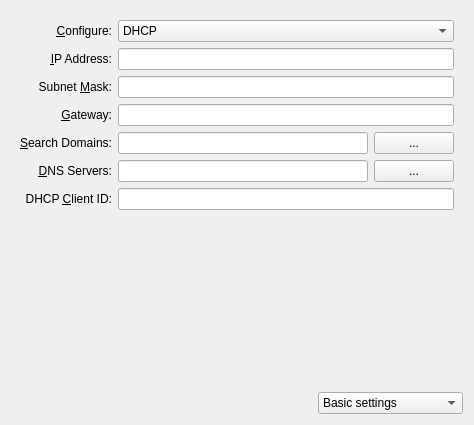
Before: the Qt Designer form libs/ui/ipv4.ui in KDE/networkmanagement, drawn with Qt 5.
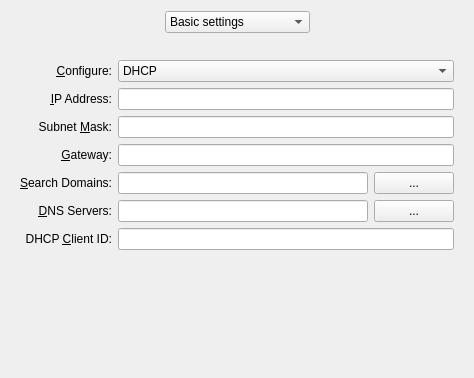
After: the same form once the commit is applied. Custom widgets are drawn as their Qt base class.

Commit message:
Moved tab-like comboboxes to the top of widgets
(Actually the security one should not be like that: it's not tab-like)

```diff
--- a/libs/ui/ipv4.ui
+++ b/libs/ui/ipv4.ui
@@ -7,7 +7,7 @@
     <x>0</x>
     <y>0</y>
     <width>434</width>
-    <height>425</height>
+    <height>378</height>
    </rect>
   </property>
   <property name="windowTitle">
@@ -17,6 +17,71 @@
    <string extracomment="Advanced IP settings"/>
   </property>
   <layout class="QVBoxLayout" name="verticalLayout_2">
+   <item>
+    <layout class="QHBoxLayout" name="horizontalLayout">
+     <item>
+      <spacer name="horizontalSpacer">
+       <property name="orientation">
+        <enum>Qt::Horizontal</enum>
+       </property>
+       <property name="sizeHint" stdset="0">
+        <size>
+         <width>40</width>
+         <height>20</height>
+        </size>
+       </property>
+      </spacer>
+     </item>
+     <item>
+      <widget class="QComboBox" name="cmbSettingsMode">
+       <item>
+        <property name="text">
+         <string>Basic settings</string>
+        </property>
+       </item>
+       <item>
+        <property name="text">
+         <string>Additional addresses</string>
+        </property>
+       </item>
+       <item>
+        <property name="text">
+         <string>Routes</string>
+        </property>
+       </item>
+      </widget>
+     </item>
+     <item>
+      <spacer name="horizontalSpacer_2">
+       <property name="orientation">
+        <enum>Qt::Horizontal</enum>
+       </property>
+       <property name="sizeHint" stdset="0">
+        <size>
+         <width>40</width>
+         <height>20</height>
+        </size>
+       </property>
+      </spacer>
+     </item>
+    </layout>
+   </item>
+   <item>
+    <spacer name="verticalSpacer_4">
+     <property name="orientation">
+      <enum>Qt::Vertical</enum>
+     </property>
+     <property name="sizeType">
+      <enum>QSizePolicy::Fixed</enum>
+     </property>
+     <property name="sizeHint" stdset="0">
+      <size>
+       <width>20</width>
+       <height>12</height>
+      </size>
+     </property>
+    </spacer>
+   </item>
    <item>
     <widget class="QStackedWidget" name="stackedWidget">
      <property name="currentIndex">
@@ -317,42 +382,6 @@
      </widget>
     </widget>
    </item>
-   <item>
-    <layout class="QHBoxLayout" name="horizontalLayout">
-     <item>
-      <spacer name="horizontalSpacer">
-       <property name="orientation">
-        <enum>Qt::Horizontal</enum>
-       </property>
-       <property name="sizeHint" stdset="0">
-        <size>
-         <width>40</width>
-         <height>20</height>
-        </size>
-       </property>
-      </spacer>
-     </item>
-     <item>
-      <widget class="QComboBox" name="cmbSettingsMode">
-       <item>
-        <property name="text">
-         <string>Basic settings</string>
-        </property>
-       </item>
-       <item>
-        <property name="text">
-         <string>Additional addresses</string>
-        </property>
-       </item>
-       <item>
-        <property name="text">
-         <string>Routes</string>
-        </property>
-       </item>
-      </widget>
-     </item>
-    </layout>
-   </item>
   </layout>
  </widget>
  <customwidgets>
```
Left out of the diff: 8 changed lines with no effect on the pictures. The commit also changes 1 other file.
